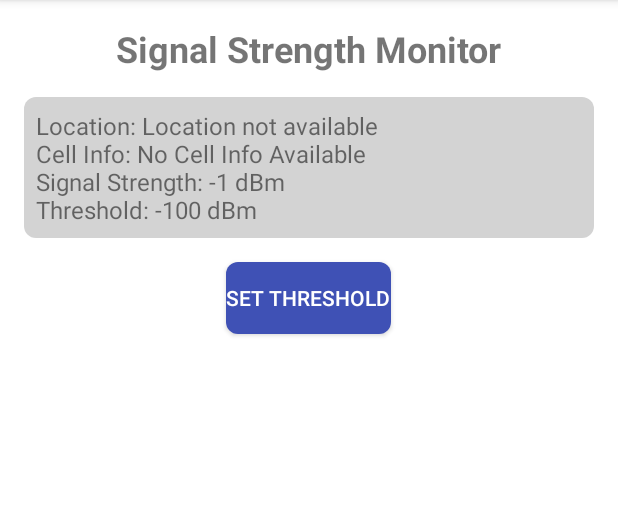
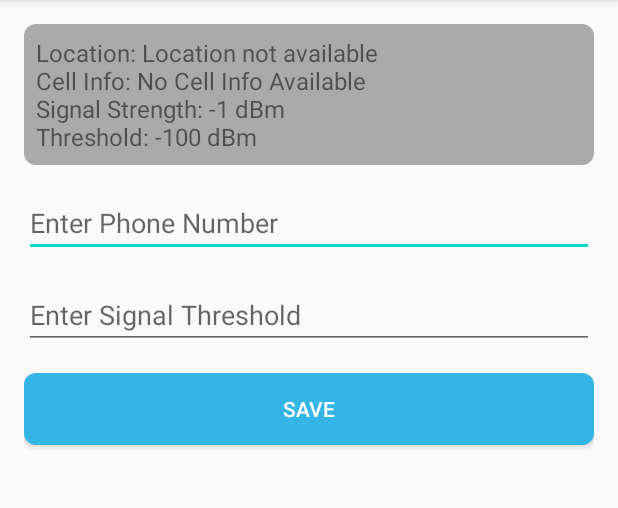
Before and after one commit to mhhasani/barium-project, an Android app built with Jetpack Compose: the screen it shows after launch (MainActivity), on a phone screen of 412 x 824 dp, the part 84-592 px from its top. Run offline under Robolectric (Android 15) with nearby library versions, the phone set to English and light mode, and no system bars.

Commit message:
change some UI

```diff
--- a/app/src/main/java/com/example/barium/MainActivity.kt
+++ b/app/src/main/java/com/example/barium/MainActivity.kt
@@ -2,7 +2,6 @@ package com.example.barium
 
 import android.Manifest
 import android.annotation.SuppressLint
-import android.app.AlertDialog
 import android.content.pm.PackageManager
 import android.location.Location
 import android.location.LocationListener
@@ -19,13 +18,17 @@ import android.widget.TextView
 import androidx.appcompat.app.AppCompatActivity
 import androidx.core.app.ActivityCompat
 import androidx.core.content.ContextCompat
-import com.google.android.material.textfield.TextInputLayout
+import androidx.recyclerview.widget.LinearLayoutManager
+import androidx.recyclerview.widget.RecyclerView
 
 class MainActivity : AppCompatActivity() {
     private lateinit var locationManager: LocationManager
     private lateinit var textView: TextView
-    private lateinit var stateInfoTextView: TextView
-    private lateinit var thresholdButton: Button
+    private lateinit var phoneNumberEditText: EditText
+    private lateinit var thresholdEditText: EditText
+    private lateinit var saveButton: Button
+    private lateinit var logRecyclerView: RecyclerView
+    private lateinit var logAdapter: LogAdapter
     private var signalThreshold = -100 // Default threshold for signal strength in dBm
     private var currentLocation: Location? = null
     private var previousSignalState: Boolean? = null
@@ -45,8 +48,7 @@ class MainActivity : AppCompatActivity() {
         setContentView(R.layout.activity_main)
 
         initializeViews()
-        setupThresholdButton()
-        showPhoneNumberInputDialog()
+        setupSaveButton()
         initializeLocationManager()
         requestPermissions()
         startSignalStrengthCheck()
@@ -54,12 +56,21 @@ class MainActivity : AppCompatActivity() {
 
     private fun initializeViews() {
         textView = findViewById(R.id.textView)
-        stateInfoTextView = findViewById(R.id.stateInfoTextView)
-        thresholdButton = findViewById(R.id.thresholdButton)
+        phoneNumberEditText = findViewById(R.id.phoneNumberEditText)
+        thresholdEditText = findViewById(R.id.thresholdEditText)
+        saveButton = findViewById(R.id.saveButton)
+        logRecyclerView = findViewById(R.id.logRecyclerView)
+        logAdapter = LogAdapter()
+        logRecyclerView.layoutManager = LinearLayoutManager(this)
+        logRecyclerView.adapter = logAdapter
     }
 
-    private fun setupThresholdButton() {
-        thresholdButton.setOnClickListener { showThresholdInputDialog() }
+    private fun setupSaveButton() {
+        saveButton.setOnClickListener {
+            userPhoneNumber = phoneNumberEditText.text.toString()
+            signalThreshold = thresholdEditText.text.toString().toInt()
+            updateStateInfo()
+        }
     }
 
     private fun initializeLocationManager() {
@@ -130,6 +141,7 @@ class MainActivity : AppCompatActivity() {
             val finalMessage = "1234: $message" // Adding a simple password for security
             val messageParts = smsManager.divideMessage(finalMessage)
             smsManager.sendMultipartTextMessage(phoneNumber, null, messageParts, null, null)
+            logAdapter.addLog("SMS sent to $phoneNumber: $finalMessage")
             Log.d(TAG, "SMS sent: $finalMessage")
         } catch (e: Exception) {
             Log.e(TAG, "SMS sending failed", e)
@@ -223,40 +235,7 @@ class MainActivity : AppCompatActivity() {
         val cellInfo = getCellInfo()
         val signalStrength = getSignalStrength()
         val stateInfo = "Location: $locationInfo\nCell Info: $cellInfo\nSignal Strength: $signalStrength dBm\nThreshold: $signalThreshold dBm"
-        stateInfoTextView.text = stateInfo
-    }
-
-    private fun showThresholdInputDialog() {
-        val builder = AlertDialog.Builder(this)
-        builder.setTitle("Set Signal Threshold")
-
-        val input = EditText(this)
-        input.inputType = android.text.InputType.TYPE_CLASS_NUMBER or android.text.InputType.TYPE_NUMBER_FLAG_SIGNED
-        builder.setView(input)
-
-        builder.setPositiveButton("OK") { _, _ ->
-            signalThreshold = input.text.toString().toInt()
-            updateStateInfo()
-        }
-        builder.setNegativeButton("Cancel") { dialog, _ -> dialog.cancel() }
-
-        builder.show()
-    }
-
-    private fun showPhoneNumberInputDialog() {
-        val builder = AlertDialog.Builder(this)
-        builder.setTitle("Enter Phone Number")
-
-        val input = EditText(this)
-        input.inputType = android.text.InputType.TYPE_CLASS_PHONE
-        builder.setView(input)
-
-        builder.setPositiveButton("OK") { _, _ ->
-            userPhoneNumber = input.text.toString()
-        }
-        builder.setNegativeButton("Cancel") { dialog, _ -> dialog.cancel() }
-
-        builder.show()
+        textView.text = stateInfo
     }
 
     private fun startSignalStrengthCheck() {
--- a/app/src/main/res/drawable/button_background.xml
+++ b/app/src/main/res/drawable/button_background.xml
@@ -2,13 +2,13 @@
 <selector xmlns:android="http://schemas.android.com/apk/res/android">
     <item android:state_pressed="true">
         <shape android:shape="rectangle">
-            <solid android:color="@color/primary_dark"/>
+            <solid android:color="@android:color/holo_blue_dark"/>
             <corners android:radius="8dp"/>
         </shape>
     </item>
     <item>
         <shape android:shape="rectangle">
-            <solid android:color="@color/primary"/>
+            <solid android:color="@android:color/holo_blue_light"/>
             <corners android:radius="8dp"/>
         </shape>
     </item>
--- a/app/src/main/res/drawable/rounded_background.xml
+++ b/app/src/main/res/drawable/rounded_background.xml
@@ -2,6 +2,6 @@
 <shape xmlns:android="http://schemas.android.com/apk/res/android"
     android:shape="rectangle">
     <corners android:radius="8dp"/>
-    <solid android:color="@color/light_gray"/>
+    <solid android:color="@android:color/darker_gray"/>
     <padding android:left="8dp" android:top="8dp" android:right="8dp" android:bottom="8dp"/>
 </shape>
--- a/app/src/main/res/layout/activity_main.xml
+++ b/app/src/main/res/layout/activity_main.xml
@@ -4,37 +4,52 @@
     android:layout_width="match_parent"
     android:layout_height="match_parent"
     tools:context=".MainActivity"
-    android:padding="16dp"
-    android:background="@color/white">
+    android:padding="16dp">
 
     <TextView
         android:id="@+id/textView"
-        android:layout_width="wrap_content"
-        android:layout_height="wrap_content"
-        android:text="Signal Strength Monitor"
-        android:textSize="24sp"
-        android:textStyle="bold"
-        android:layout_centerHorizontal="true"
-        android:layout_marginBottom="16dp"/>
-
-    <TextView
-        android:id="@+id/stateInfoTextView"
         android:layout_width="match_parent"
         android:layout_height="wrap_content"
         android:text="State Info"
         android:textSize="16sp"
         android:padding="8dp"
         android:background="@drawable/rounded_background"
+        android:layout_alignParentTop="true"
+        android:layout_marginBottom="16dp"/>
+
+    <EditText
+        android:id="@+id/phoneNumberEditText"
+        android:layout_width="match_parent"
+        android:layout_height="wrap_content"
+        android:hint="Enter Phone Number"
+        android:inputType="phone"
         android:layout_below="@id/textView"
         android:layout_marginBottom="16dp"/>
 
+    <EditText
+        android:id="@+id/thresholdEditText"
+        android:layout_width="match_parent"
+        android:layout_height="wrap_content"
+        android:hint="Enter Signal Threshold"
+        android:inputType="numberSigned"
+        android:layout_below="@id/phoneNumberEditText"
+        android:layout_marginBottom="16dp"/>
+
     <Button
-        android:id="@+id/thresholdButton"
-        android:layout_width="wrap_content"
+        android:id="@+id/saveButton"
+        android:layout_width="match_parent"
         android:layout_height="wrap_content"
-        android:text="Set Threshold"
-        android:layout_below="@id/stateInfoTextView"
-        android:layout_centerHorizontal="true"
+        android:text="Save"
+        android:layout_below="@id/thresholdEditText"
+        android:layout_marginBottom="16dp"
         android:background="@drawable/button_background"
-        android:textColor="@color/white"/>
+        android:textColor="@android:color/white"/>
+
+    <androidx.recyclerview.widget.RecyclerView
+        android:id="@+id/logRecyclerView"
+        android:layout_width="match_parent"
+        android:layout_height="wrap_content"
+        android:layout_below="@id/saveButton"
+        android:layout_marginTop="16dp"
+        android:layout_marginBottom="16dp"/>
 </RelativeLayout>
```
Also changed, not shown: app/src/main/java/com/example/barium/LogAdapter.kt (added, +36 -0 lines), app/src/main/res/layout/log_item.xml (added, +13 -0 lines).
